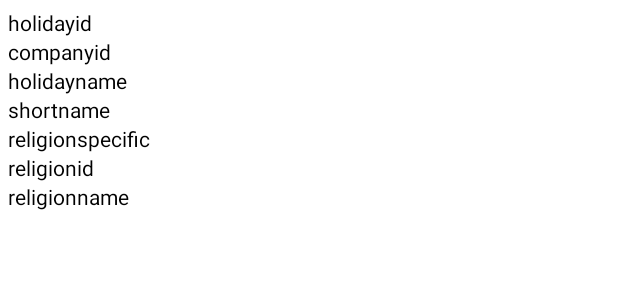
After one commit to imraj2020/Hr_Cap, an Android app: the layout leavebalancecustomlv.xml on its own in the app's theme, with its tools: preview values and no code run, on a phone screen of 412 x 824 dp. The commit adds this screen. Shown: the top 300 px of the screen. Run offline under Robolectric (Android 15) with nearby library versions, the phone set to English and light mode, and no system bars.

Commit message:
15th commit

```diff
--- a/app/src/main/java/com/cse/hrcap/MainActivity.java
+++ b/app/src/main/java/com/cse/hrcap/MainActivity.java
@@ -142,7 +142,8 @@ public class MainActivity extends AppCompatActivity {
         // menu should be considered as top level destinations.
         mAppBarConfiguration = new AppBarConfiguration.Builder(
                 R.id.nav_home, R.id.nav_leave, R.id.nav_attadancereg, R.id.nav_loan, R.id.nav_selfattandance,
-                R.id.nav_logout, R.id.nav_chengepassword, R.id.nav_holiday, R.id.nav_leavebalance, R.id.nav_leavesummary, R.id.nav_syncdata)
+                R.id.nav_logout, R.id.nav_chengepassword, R.id.nav_holiday, R.id.nav_leavebalance, R.id.nav_leavesummary,
+                R.id.nav_selfattandancesummary,R.id.nav_attadanceregsummary)
                 .setOpenableLayout(drawer)
                 .build();
         NavController navController = Navigation.findNavController(this, R.id.nav_host_fragment_content_main);
--- a/app/src/main/java/com/cse/hrcap/RoomLeaveBalance/LeaveBalanceDAO.java
+++ b/app/src/main/java/com/cse/hrcap/RoomLeaveBalance/LeaveBalanceDAO.java
@@ -12,6 +12,10 @@ public interface LeaveBalanceDAO {
 
     @Insert(onConflict = OnConflictStrategy.REPLACE)
     public void insertLeaveBalance(LeaveBalanceInfo leaveBalanceInfo);
+
+
+    @Query("SELECT * FROM LeaveBalanceInfo")
+    public List<LeaveBalanceInfo> getAllLeave();
 
 
     @Query("SELECT EXISTS(SELECT * FROM LeaveBalanceInfo)")
--- /dev/null
+++ b/app/src/main/res/layout/leavebalancecustomlv.xml
@@ -0,0 +1,67 @@
+<?xml version="1.0" encoding="utf-8"?>
+<RelativeLayout xmlns:android="http://schemas.android.com/apk/res/android"
+    android:layout_width="match_parent"
+    android:layout_height="wrap_content"
+    android:padding="5dp">
+
+    <LinearLayout
+        android:layout_width="match_parent"
+        android:layout_height="wrap_content"
+        android:id="@+id/linear"
+        android:orientation="vertical">
+        <TextView
+            android:layout_width="match_parent"
+            android:layout_height="wrap_content"
+            android:textColor="@color/black"
+            android:text="holidayid"
+            android:id="@+id/tvCompanyId"/>
+
+        <TextView
+            android:layout_width="match_parent"
+            android:layout_height="wrap_content"
+            android:textColor="@color/black"
+            android:text="companyid"
+            android:id="@+id/tvEmployeeId"/>
+        <TextView
+            android:layout_width="match_parent"
+            android:layout_height="wrap_content"
+            android:textColor="@color/black"
+            android:text="holidayname"
+            android:id="@+id/tvLeaveTypeId"/>
+
+        <TextView
+            android:layout_width="match_parent"
+            android:layout_height="wrap_content"
+            android:textColor="@color/black"
+            android:text="shortname"
+            android:id="@+id/tvLeaveTypeName"/>
+
+
+        <TextView
+            android:layout_width="match_parent"
+            android:layout_height="wrap_content"
+            android:textColor="@color/black"
+            android:text="religionspecific"
+            android:id="@+id/tvTakenLeave"/>
+
+        <TextView
+            android:layout_width="match_parent"
+            android:layout_height="wrap_content"
+            android:textColor="@color/black"
+            android:text="religionid"
+            android:id="@+id/tvTotalLeave"/>
+
+        <TextView
+            android:layout_width="match_parent"
+            android:layout_height="wrap_content"
+            android:textColor="@color/black"
+            android:text="religionname"
+            android:id="@+id/tvAvailableLeave"/>
+
+
+
+    </LinearLayout>
+
+
+
+</RelativeLayout>
--- a/app/src/main/res/values/strings.xml
+++ b/app/src/main/res/values/strings.xml
@@ -22,6 +22,8 @@
     <string name="sync_data">Sync Data</string>
     <string name="menu_leavesummary">Leave Summary</string>
     <string name="draft">Save As Draft</string>
+    <string name="menu_selfattandance_summary">Self Attandance Summary</string>
+    <string name="menu_attdanceregsummary">Attandance Regularization Summary</string>
     <string-array name="Reason">
         <item>Meeting</item>
         <item>Client Visit</item>
```
Also changed, not shown: app/src/main/java/com/cse/hrcap/MyAdapters/LeaveBalanceAdapter.java (added, +72 -0 lines), app/src/main/java/com/cse/hrcap/RoomLeaveBalance/LeaveBalanceInfo.java (+3 -4 lines), app/src/main/java/com/cse/hrcap/ui/AttandanceRegularizationSummary/AttandanceRegularizationSummaryFragment.java (added, +38 -0 lines), app/src/main/java/com/cse/hrcap/ui/AttandanceRegularizationSummary/AttandanceRegularizationSummaryViewModel.java (added, +7 -0 lines), app/src/main/java/com/cse/hrcap/ui/SelfAttandanceSummary/SelfAttandanceSummaryFragment.java (added, +38 -0 lines), app/src/main/java/com/cse/hrcap/ui/SelfAttandanceSummary/SelfAttandanceSummaryViewModel.java (added, +7 -0 lines), app/src/main/java/com/cse/hrcap/ui/leavebalance/LeaveBalanceFragment.java (+29 -4 lines), app/src/main/res/layout/attandance_regularization_summary_fragment.xml (added, +13 -0 lines), app/src/main/res/layout/leave_balance_fragment.xml (+16 -11 lines), app/src/main/res/layout/self_attandance_summary_fragment.xml (added, +13 -0 lines), app/src/main/res/layout/sync_fragment.xml (deleted, +0 -23 lines), app/src/main/res/menu/activity_main_drawer.xml (+10 -3 lines), app/src/main/res/navigation/mobile_navigation.xml (+11 -4 lines).
